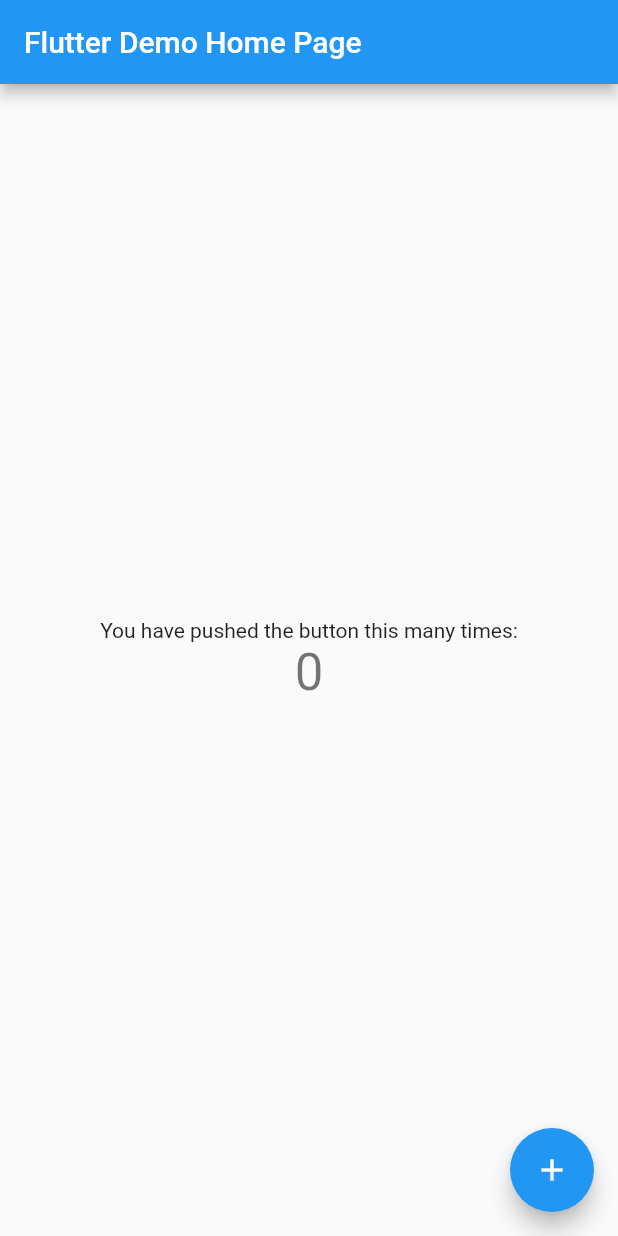
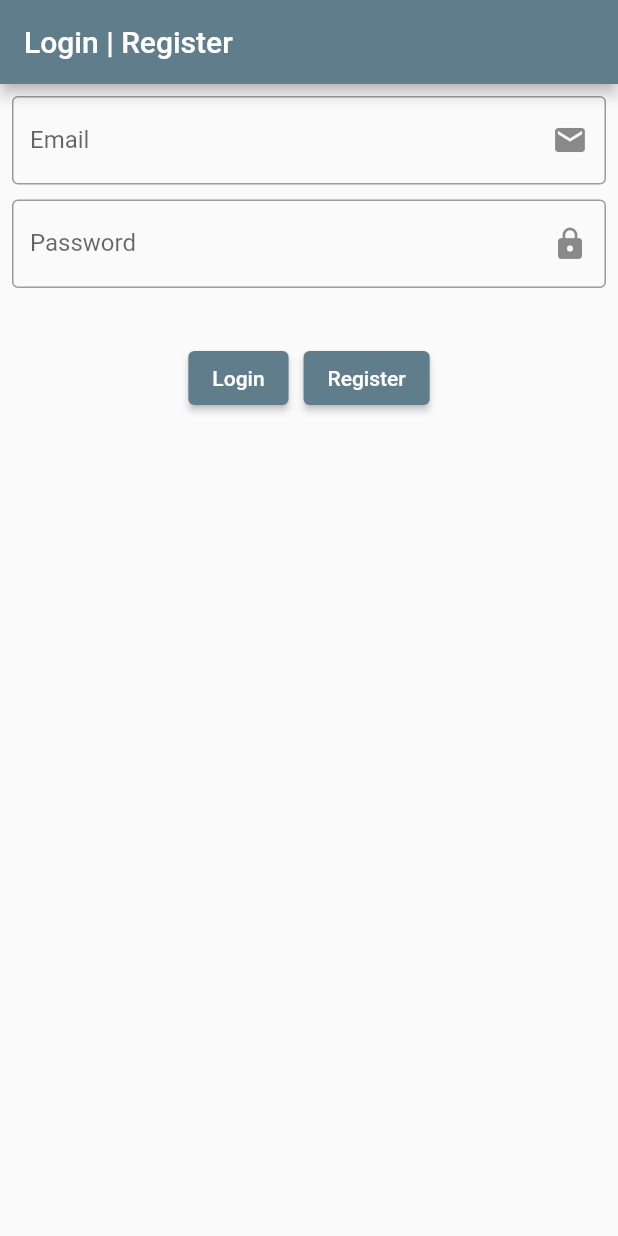
Before and after one commit to SajaniJayasinghe/CTSE-LabAssignment, a Flutter app: the screen it shows after launch, on a phone screen of 412 x 824 dp. Run offline on Flutter 3.47's test engine with Material 2 defaults, Android fonts, the phone set to English and light mode, and no system bars; our stand-ins replace cloud_firestore, firebase_auth, firebase_core; accounts and stored records are empty.

Commit message:
final commit

```diff
--- a/lab_activity_sunday/lib/main.dart
+++ b/lab_activity_sunday/lib/main.dart
@@ -1,6 +1,7 @@
 import 'package:flutter/material.dart';
 import 'package:firebase_core/firebase_core.dart';
 import 'firebase_options.dart';
+import 'package:lab_activity_sunday/screen/loginPage.dart';
 
 void main() async {
   WidgetsFlutterBinding.ensureInitialized();
@@ -18,105 +19,12 @@ class MyApp extends StatelessWidget {
   @override
   Widget build(BuildContext context) {
     return MaterialApp(
+      debugShowCheckedModeBanner: false,
       title: 'Flutter Demo',
       theme: ThemeData(
-        // This is the theme of your application.
-        //
-        // Try running your application with "flutter run". You'll see the
-        // application has a blue toolbar. Then, without quitting the app, try
-        // changing the primarySwatch below to Colors.green and then invoke
-        // "hot reload" (press "r" in the console where you ran "flutter run",
-        // or simply save your changes to "hot reload" in a Flutter IDE).
-        // Notice that the counter didn't reset back to zero; the application
-        // is not restarted.
-        primarySwatch: Colors.blue,
+        primarySwatch: Colors.blueGrey,
       ),
-      home: const MyHomePage(title: 'Flutter Demo Home Page'),
+      home: const LoginPage(),
     );
   }
 }
-
-class MyHomePage extends StatefulWidget {
-  const MyHomePage({super.key, required this.title});
-
-  // This widget is the home page of your application. It is stateful, meaning
-  // that it has a State object (defined below) that contains fields that affect
-  // how it looks.
-
-  // This class is the configuration for the state. It holds the values (in this
-  // case the title) provided by the parent (in this case the App widget) and
-  // used by the build method of the State. Fields in a Widget subclass are
-  // always marked "final".
-
-  final String title;
-
-  @override
-  State<MyHomePage> createState() => _MyHomePageState();
-}
-
-class _MyHomePageState extends State<MyHomePage> {
-  int _counter = 0;
-
-  void _incrementCounter() {
-    setState(() {
-      // This call to setState tells the Flutter framework that something has
-      // changed in this State, which causes it to rerun the build method below
-      // so that the display can reflect the updated values. If we changed
-      // _counter without calling setState(), then the build method would not be
-      // called again, and so nothing would appear to happen.
-      _counter++;
-    });
-  }
-
-  @override
-  Widget build(BuildContext context) {
-    // This method is rerun every time setState is called, for instance as done
-    // by the _incrementCounter method above.
-    //
-    // The Flutter framework has been optimized to make rerunning build methods
-    // fast, so that you can just rebuild anything that needs updating rather
-    // than having to individually change instances of widgets.
-    return Scaffold(
-      appBar: AppBar(
-        // Here we take the value from the MyHomePage object that was created by
-        // the App.build method, and use it to set our appbar title.
-        title: Text(widget.title),
-      ),
-      body: Center(
-        // Center is a layout widget. It takes a single child and positions it
-        // in the middle of the parent.
-        child: Column(
-          // Column is also a layout widget. It takes a list of children and
-          // arranges them vertically. By default, it sizes itself to fit its
-          // children horizontally, and tries to be as tall as its parent.
-          //
-          // Invoke "debug painting" (press "p" in the console, choose the
-          // "Toggle Debug Paint" action from the Flutter Inspector in Android
-          // Studio, or the "Toggle Debug Paint" command in Visual Studio Code)
-          // to see the wireframe for each widget.
-          //
-          // Column has various properties to control how it sizes itself and
-          // how it positions its children. Here we use mainAxisAlignment to
-          // center the children vertically; the main axis here is the vertical
-          // axis because Columns are vertical (the cross axis would be
-          // horizontal).
-          mainAxisAlignment: MainAxisAlignment.center,
-          children: <Widget>[
-            const Text(
-              'You have pushed the button this many times:',
-            ),
-            Text(
-              '$_counter',
-              style: Theme.of(context).textTheme.headlineMedium,
-            ),
-          ],
-        ),
-      ),
-      floatingActionButton: FloatingActionButton(
-        onPressed: _incrementCounter,
-        tooltip: 'Increment',
-        child: const Icon(Icons.add),
-      ), // This trailing comma makes auto-formatting nicer for build methods.
-    );
-  }
-}
--- /dev/null
+++ b/lab_activity_sunday/lib/screen/loginPage.dart
@@ -0,0 +1,138 @@
+import 'package:firebase_auth/firebase_auth.dart';
+import 'package:flutter/material.dart';
+import 'package:lab_activity_sunday/screen/recipeScreens/displayRecipe.dart';
+
+class LoginPage extends StatefulWidget {
+  const LoginPage({super.key});
+
+  @override
+  State<LoginPage> createState() => _LoginPageState();
+}
+
+class _LoginPageState extends State<LoginPage> {
+  final FirebaseAuth _auth = FirebaseAuth.instance;
+  final TextEditingController _emailController = TextEditingController();
+  final TextEditingController _passwordController = TextEditingController();
+
+  String _errorMessage = "";
+
+  Future<void> _login() async {
+    try {
+      UserCredential userCredential = await _auth.signInWithEmailAndPassword(
+        email: _emailController.text,
+        password: _passwordController.text,
+      );
+
+      if (mounted) {
+        Navigator.pushReplacement(context,
+            MaterialPageRoute(builder: (context) => const RecipePage()));
+      }
+    } on FirebaseAuthException catch (e) {
+      setState(() {
+        _errorMessage = e.message!;
+      });
+    }
+  }
+
+  Future<void> _register() async {
+    try {
+      UserCredential userCredential =
+          await _auth.createUserWithEmailAndPassword(
+        email: _emailController.text,
+        password: _passwordController.text,
+      );
+
+      setState(() {
+        _emailController.clear();
+        _passwordController.clear();
+      });
+
+      _showDialog('Message', 'User created successfully');
+    } on FirebaseAuthException catch (e) {
+      setState(() {
+        _errorMessage = e.message!;
+      });
+    }
+  }
+
+  //show dialog box
+  Future<void> _showDialog(String type, String message) async {
+    return showDialog<void>(
+      context: context,
+      builder: (BuildContext context) {
+        return AlertDialog(
+          title: Text(type),
+          content: Text(message),
+          actions: [
+            TextButton(
+              onPressed: () => Navigator.of(context).pop(),
+              child: const Text('OK'),
+            ),
+          ],
+        );
+      },
+    );
+  }
+
+  @override
+  Widget build(BuildContext context) {
+    return Scaffold(
+      appBar: AppBar(
+        title: const Text('Login | Register'),
+      ),
+      body: Padding(
+        padding: const EdgeInsets.all(8.0),
+        child: Column(
+          children: [
+            TextField(
+              controller: _emailController,
+              decoration: const InputDecoration(
+                suffixIcon: Icon(Icons.email),
+                border: OutlineInputBorder(),
+                labelText: 'Email',
+              ),
+            ),
+            const SizedBox(
+              height: 10,
+            ),
+            TextField(
+              controller: _passwordController,
+              decoration: const InputDecoration(
+                suffixIcon: Icon(Icons.lock),
+                border: OutlineInputBorder(),
+                labelText: 'Password',
+              ),
+              obscureText: true,
+            ),
+            const SizedBox(
+              height: 10,
+            ),
+            Text(
+              _errorMessage,
+              style: const TextStyle(color: Colors.red),
+            ),
+            const SizedBox(
+              height: 10,
+            ),
+            Row(
+              mainAxisAlignment: MainAxisAlignment.center,
+              children: [
+                ElevatedButton(
+                  onPressed: _login,
+                  child: const Text('Login'),
+                ),
+                const SizedBox(
+                  width: 10,
+                ),
+                ElevatedButton(
+                  onPressed: _register,
+                  child: const Text('Register'),
+                ),
+              ],
+            )
+          ],
+        ),
+      ),
+    );
+  }
+}
```
Also changed, not shown: lab_activity_sunday/lib/model/recipe.dart (added, +24 -0 lines), lab_activity_sunday/lib/repository/recipeRepository.dart (added, +44 -0 lines), lab_activity_sunday/lib/screen/recipeScreens/addRecipe.dart (added, +99 -0 lines), lab_activity_sunday/lib/screen/recipeScreens/displayRecipe.dart (added, +117 -0 lines), lab_activity_sunday/lib/screen/recipeScreens/oneRecipe.dart (added, +28 -0 lines), lab_activity_sunday/lib/screen/recipeScreens/updateRecipe.dart (added, +81 -0 lines), 2 other files.
